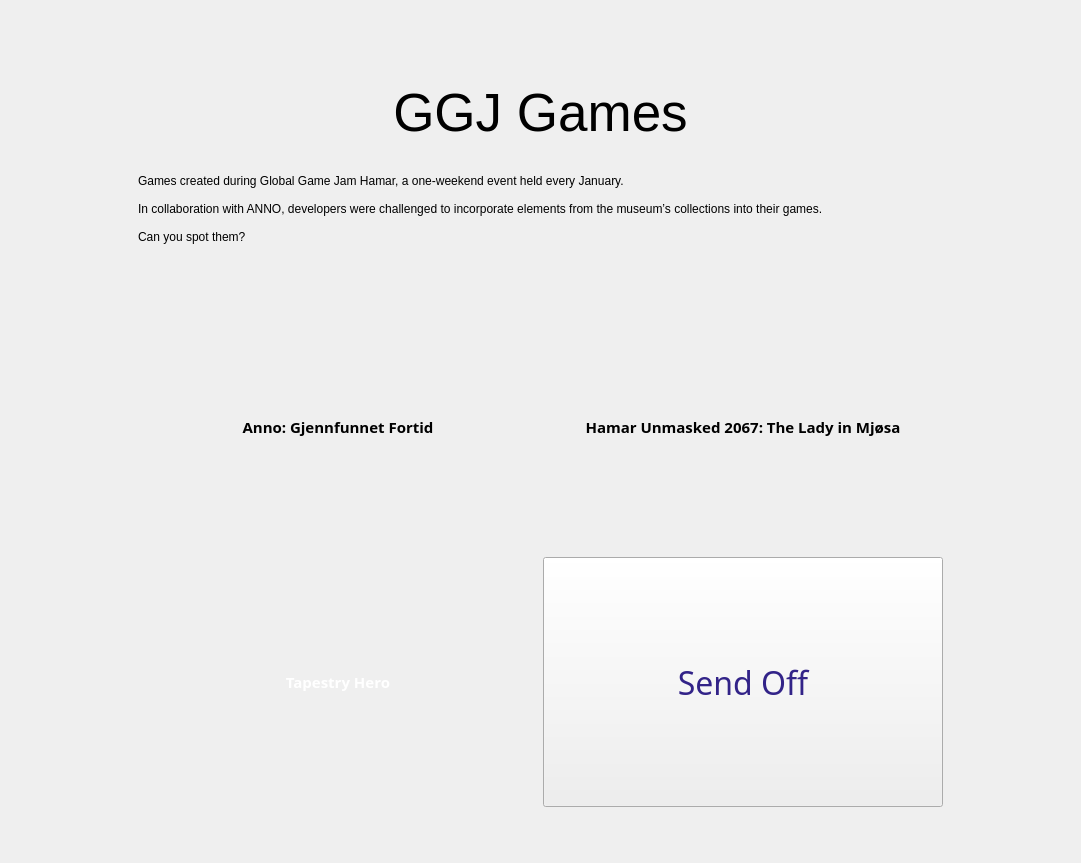
Qt form widget.ui (AnetteRana/ExhibitLauncher) before a commit.
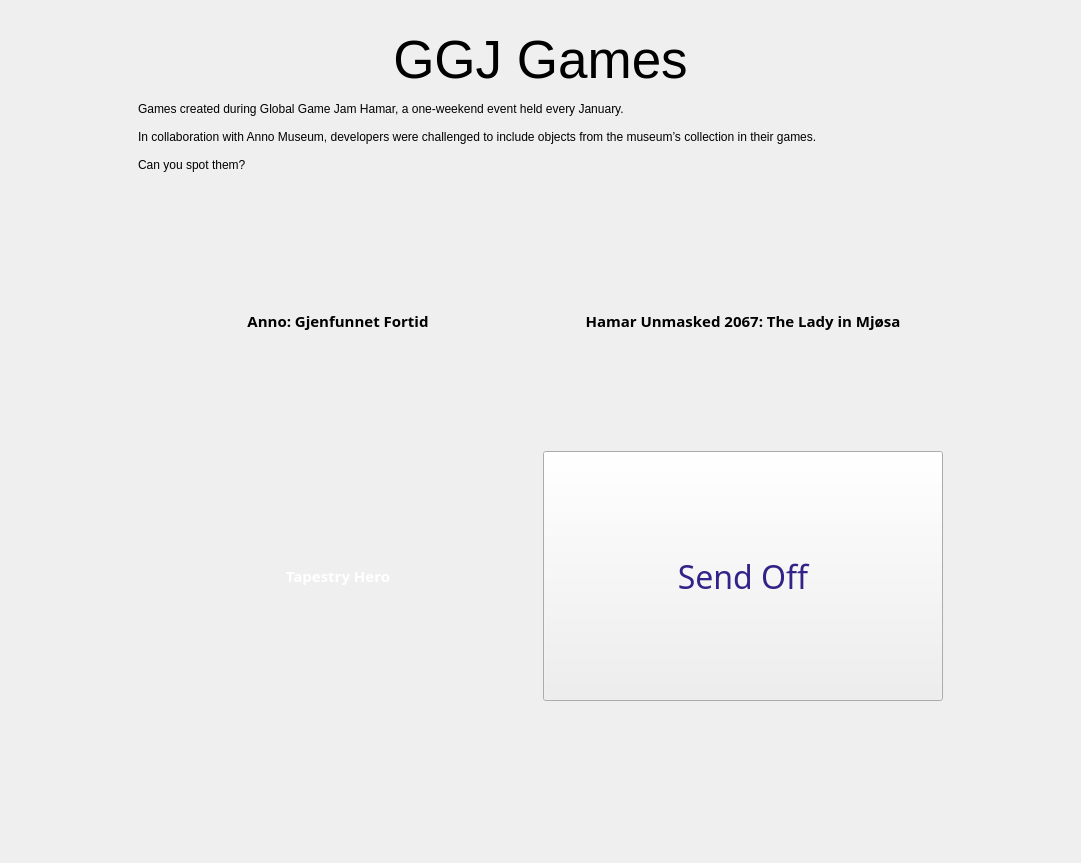
The same form after that commit. Icons and pictures are not drawn.

Commit message: cleaned up layout structure

```diff
--- a/widget.ui
+++ b/widget.ui
@@ -22,21 +22,22 @@
   <property name="layoutDirection">
    <enum>Qt::LayoutDirection::LeftToRight</enum>
   </property>
-  <layout class="QHBoxLayout" name="horizontalLayout_2">
-   <item>
     <layout class="QHBoxLayout" name="horizontalLayout">
      <property name="spacing">
       <number>0</number>
      </property>
-     <property name="sizeConstraint">
-      <enum>QLayout::SizeConstraint::SetDefaultConstraint</enum>
-     </property>
      <property name="leftMargin">
       <number>0</number>
      </property>
+   <property name="topMargin">
+    <number>0</number>
+   </property>
      <property name="rightMargin">
       <number>0</number>
      </property>
+   <property name="bottomMargin">
+    <number>0</number>
+   </property>
      <item>
       <spacer name="horizontalSpacer_left">
        <property name="orientation">
@@ -54,26 +55,35 @@
       </spacer>
      </item>
      <item>
+    <widget class="QWidget" name="contentWidget">
+     <property name="sizePolicy">
+      <sizepolicy hsizetype="Preferred" vsizetype="Preferred">
+       <horstretch>0</horstretch>
+       <verstretch>0</verstretch>
+      </sizepolicy>
+     </property>
+     <property name="maximumSize">
+      <size>
+       <width>1000</width>
+       <height>16777215</height>
+      </size>
+     </property>
       <layout class="QVBoxLayout" name="verticalLayout_box">
        <property name="spacing">
+       <number>12</number>
+      </property>
+      <property name="leftMargin">
         <number>0</number>
        </property>
-       <item>
-        <spacer name="verticalSpacer_top">
-         <property name="orientation">
-          <enum>Qt::Orientation::Vertical</enum>
-         </property>
-         <property name="sizeType">
-          <enum>QSizePolicy::Policy::Fixed</enum>
-         </property>
-         <property name="sizeHint" stdset="0">
-          <size>
-           <width>20</width>
-           <height>40</height>
-          </size>
-         </property>
-        </spacer>
-       </item>
+      <property name="topMargin">
+       <number>30</number>
+      </property>
+      <property name="rightMargin">
+       <number>0</number>
+      </property>
+      <property name="bottomMargin">
+       <number>30</number>
+      </property>
        <item>
         <widget class="QLabel" name="title_label">
          <property name="enabled">
@@ -100,7 +110,7 @@
          <property name="text">
           <string>Games created during Global Game Jam Hamar, a one-weekend event held every January.
 
-In collaboration with ANNO, developers were challenged to incorporate elements from the museum’s collections into their games.
+In collaboration with Anno Museum, developers were challenged to include objects from the museum’s collection in their games.
 
 Can you spot them?</string>
          </property>
@@ -118,15 +128,18 @@
           <number>0</number>
          </property>
          <property name="topMargin">
-          <number>5</number>
+         <number>12</number>
          </property>
          <property name="rightMargin">
           <number>0</number>
          </property>
          <property name="bottomMargin">
+         <number>0</number>
+        </property>
+        <property name="horizontalSpacing">
           <number>5</number>
          </property>
-         <property name="spacing">
+        <property name="verticalSpacing">
           <number>5</number>
          </property>
          <item row="1" column="1">
@@ -250,7 +263,7 @@
 </string>
            </property>
            <property name="text">
-            <string>Anno: Gjennfunnet Fortid</string>
+           <string>Anno: Gjenfunnet Fortid</string>
            </property>
            <property name="iconSize">
             <size>
@@ -311,17 +324,18 @@
           <enum>Qt::Orientation::Vertical</enum>
          </property>
          <property name="sizeType">
-          <enum>QSizePolicy::Policy::Fixed</enum>
+         <enum>QSizePolicy::Policy::Expanding</enum>
          </property>
          <property name="sizeHint" stdset="0">
           <size>
            <width>20</width>
-           <height>40</height>
+          <height>20</height>
           </size>
          </property>
         </spacer>
        </item>
       </layout>
+    </widget>
      </item>
      <item>
       <spacer name="horizontalSpacer_right">
@@ -334,12 +348,10 @@
        <property name="sizeHint" stdset="0">
         <size>
          <width>60</width>
-         <height>60</height>
+       <height>20</height>
         </size>
        </property>
       </spacer>
-     </item>
-    </layout>
    </item>
   </layout>
  </widget>
```
Left out of the diff: 181 changed lines with no effect on the pictures. Lines whose indentation alone changed are shown as unchanged.
